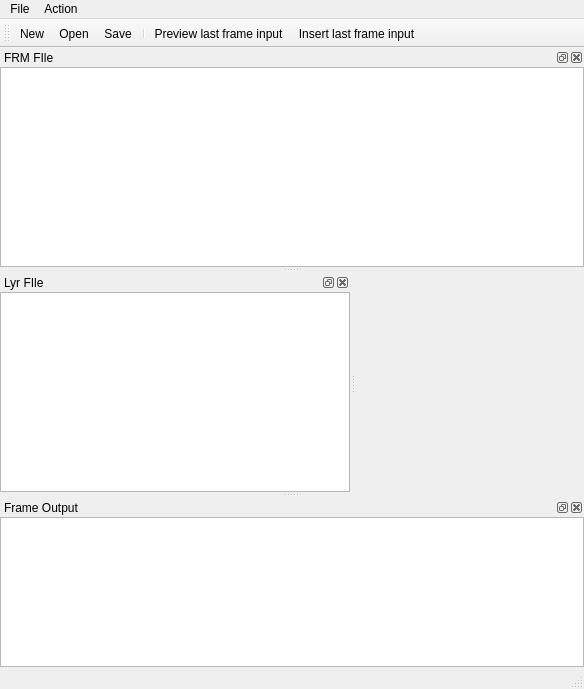
Above: QToyTime/qtoytime.ui from Toyunda/toyunda before the change. Below: the same form after it.
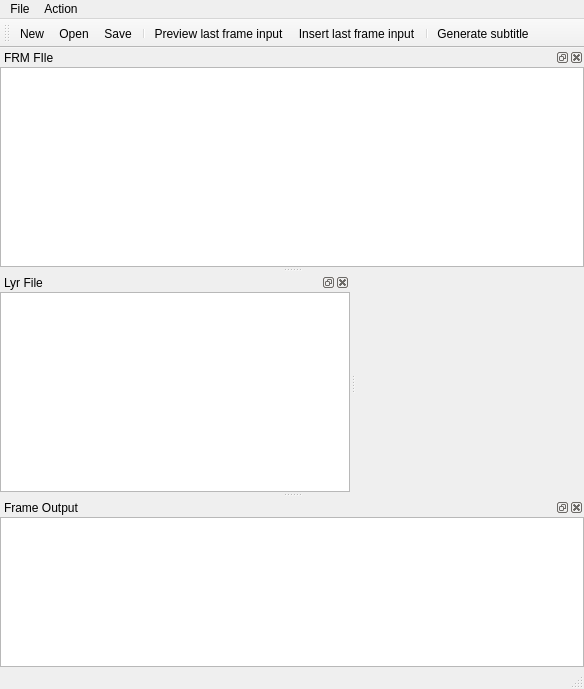
That is the form after the change.

Patch:
```diff
--- a/QToyTime/qtoytime.ui
+++ b/QToyTime/qtoytime.ui
@@ -58,11 +58,13 @@
    <addaction name="separator"/>
    <addaction name="actionPreview_Last_Frame_Input"/>
    <addaction name="actionInsert_last_frame_input"/>
+   <addaction name="separator"/>
+   <addaction name="actionGenerateSubtitle"/>
   </widget>
   <widget class="QStatusBar" name="statusBar"/>
   <widget class="QDockWidget" name="lyrFileDock">
    <property name="windowTitle">
-    <string>Lyr FIle</string>
+    <string>Lyr File</string>
    </property>
    <attribute name="dockWidgetArea">
     <number>1</number>
@@ -199,6 +201,17 @@
     <string>Open the configuration dialog</string>
    </property>
   </action>
+  <action name="actionGenerateSubtitle">
+   <property name="text">
+    <string>&amp;Generate subtitle</string>
+   </property>
+   <property name="toolTip">
+    <string>Generate the Toyunda Subtitle</string>
+   </property>
+   <property name="shortcut">
+    <string>Ctrl+G</string>
+   </property>
+  </action>
  </widget>
  <layoutdefault spacing="6" margin="11"/>
  <resources/>
```
Left out of the diff: 11 changed lines with no effect on the pictures.
